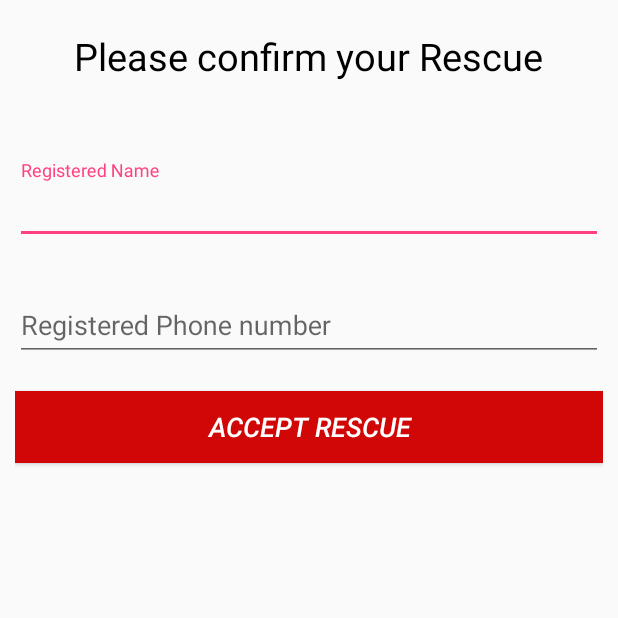
After one commit to harishpadmanabh-HP/SmartAmbulance2020, an Android app: the ApprovalActivity screen opened directly, with no data from a screen before it, on a phone screen of 412 x 824 dp, the top half of it. The commit adds this screen. Run offline under Robolectric (Android 15) with nearby library versions, the phone set to English and light mode, and no system bars; libraries missing offline, so code that uses them is left out: com.loopj.android; 4 statements that could not run were skipped.

Commit message:
new key added

```diff
--- a/app/src/debug/res/values/google_maps_api.xml
+++ b/app/src/debug/res/values/google_maps_api.xml
@@ -20,5 +20,6 @@
     Once you have your key (it starts with "AIza"), replace the "google_maps_key"
     string in this file.
     -->
-    <string name="google_maps_key" templateMergeStrategy="preserve" translatable="false">AIzaSyBvZ6ahIMwkYqkJ0m2uJV75N452JX6LcGw</string>
+    <!--AIzaSyBvZ6ahIMwkYqkJ0m2uJV75N452JX6LcGw-->
+    <string name="google_maps_key" templateMergeStrategy="preserve" translatable="false">AIzaSyAAxZVInG4uLvp8g6SKC1QcgntA6vHwE8s</string>
 </resources>
--- a/app/src/main/AndroidManifest.xml
+++ b/app/src/main/AndroidManifest.xml
@@ -57,11 +57,12 @@
         -->
         <meta-data
             android:name="com.google.android.geo.API_KEY"
-            android:value="@string/google_maps_key" />
+            android:value="AIzaSyAAxZVInG4uLvp8g6SKC1QcgntA6vHwE8s" />
 
         <activity
             android:name=".MapsActivity"
-            android:label="@string/title_activity_maps"></activity>
+            android:label="@string/title_activity_maps" />
+        <activity android:name=".ApprovalActivity"></activity>
     </application>
 
 </manifest>
--- /dev/null
+++ b/app/src/main/java/com/example/lenovo/smartambulancefinal/ApprovalActivity.java
@@ -0,0 +1,163 @@
+package com.example.lenovo.smartambulancefinal;
+
+import android.content.DialogInterface;
+import android.support.design.widget.TextInputLayout;
+import android.support.v7.app.AlertDialog;
+import android.support.v7.app.AppCompatActivity;
+import android.os.Bundle;
+import android.telephony.SmsManager;
+import android.view.View;
+import android.widget.Button;
+import android.widget.Toast;
+
+import com.google.android.gms.maps.CameraUpdateFactory;
+import com.google.android.gms.maps.model.CameraPosition;
+import com.google.android.gms.maps.model.LatLng;
+import com.google.android.gms.maps.model.MarkerOptions;
+import com.loopj.android.http.AsyncHttpClient;
+import com.loopj.android.http.AsyncHttpResponseHandler;
+import com.loopj.android.http.RequestParams;
+
+import org.json.JSONArray;
+import org.json.JSONObject;
+
+public class ApprovalActivity extends AppCompatActivity {
+
+    TextInputLayout name,phone;
+    Button accept;
+    AsyncHttpClient client,client2;
+    RequestParams params,params2;
+    String locresponse,latresponse,longresponse,accidentid,status;
+
+
+    @Override
+    protected void onCreate(Bundle savedInstanceState) {
+        super.onCreate(savedInstanceState);
+        setContentView(R.layout.activity_approval);
+
+        client=new AsyncHttpClient();
+        params=new RequestParams();
+        client2=new AsyncHttpClient();
+        params2=new RequestParams();
+
+        name=findViewById(R.id.approvalname);
+        phone=findViewById(R.id.approvalphone);
+        accept=findViewById(R.id.approve);
+
+        accept.setOnClickListener(new View.OnClickListener() {
+            @Override
+            public void onClick(View v) {
+
+
+                final String names=name.getEditText().getText().toString();
+                final String phones=phone.getEditText().getText().toString();
+
+                if(!names.equalsIgnoreCase("")&&(!phones.equalsIgnoreCase("")))
+                {
+
+                    client.get("http://srishti-systems.info/projects/smartambulance/view_location.php",params,new AsyncHttpResponseHandler(){
+                        @Override
+                        public void onSuccess(String content) {
+                            super.onSuccess(content);
+                            try{
+
+                                JSONObject jsonObject=new JSONObject(content);
+
+                                String stat=jsonObject.getString("status");
+                                if(stat.equalsIgnoreCase("success"))
+                                {
+
+                                    JSONArray jsonArray=jsonObject.getJSONArray("Accident Location");
+                                    for (int i = 0; i < jsonArray.length(); i++) {
+                                        final JSONObject obj = jsonArray.getJSONObject(i);
+
+                                        accidentid=obj.getString("id");
+                                        latresponse=obj.getString("lat");
+                                        longresponse=obj.getString("log");
+                                        locresponse=obj.getString("location");
+                                        status=obj.getString("status");
+
+
+                                           params2.put("id",accidentid);
+                                           params2.put("driver",phones);
+                                           params2.put("name",names);
+
+                                           client2.get("http://srishti-systems.info/projects/smartambulance/approve.php?",params2,new AsyncHttpResponseHandler(){
+                                               @Override
+                                               public void onSuccess(String content) {
+                                                   super.onSuccess(content);
+
+
+                                                   try{
+
+                                                       JSONObject objectapprove =new JSONObject(content);
+                                                       String s=objectapprove.getString("status");
+
+                                                       if (s.equalsIgnoreCase("success"))
+                                                       {
+                                                           AlertDialog.Builder AB = new AlertDialog.Builder(ApprovalActivity.this);
+                                                           AB.setMessage("You have accepted this rescue . We Thank you for your effort. ").setCancelable(false).setPositiveButton("OK", new DialogInterface.OnClickListener() {
+                                                               @Override
+                                                               public void onClick(DialogInterface dialog, int which) {
+
+                                                                  dialog.cancel();
+
+                                                               }
+                                                           }).setNegativeButton("No", new DialogInterface.OnClickListener() {
+                                                               @Override
+                                                               public void onClick(DialogInterface dialog, int which) {
+                                                                   dialog.cancel();
+                                                               }
+                                                           });
+                                                           AlertDialog A = AB.create();
+                                                           A.setTitle("ACCEPT RESCUE");
+                                                           A.show();
+
+
+                                                       }
+
+
+                                                   }catch (Exception e)
+                                                   {
+                                                       Toast.makeText(ApprovalActivity.this, ""+e, Toast.LENGTH_SHORT).show();
+                                                   }
+
+
+
+
+                                               }
+                                           });
+
+
+
+
+
+                                    }
+
+
+                                }else
+                                {
+                                    Toast.makeText(ApprovalActivity.this, "Could'nt fetch location .", Toast.LENGTH_SHORT).show();
+                                }
+
+                            }catch (Exception e)
+                            {
+                                Toast.makeText(ApprovalActivity.this, ""+e, Toast.LENGTH_SHORT).show();
+                            }
+                        }
+                    });
+
+
+
+                }else
+                {
+                    Toast.makeText(ApprovalActivity.this, "Please enter credntials.", Toast.LENGTH_SHORT).show();
+                }
+
+
+
+            }
+        });
+
+    }
+}
--- a/app/src/main/java/com/example/lenovo/smartambulancefinal/DriverLogin.java
+++ b/app/src/main/java/com/example/lenovo/smartambulancefinal/DriverLogin.java
@@ -80,10 +80,10 @@ public class DriverLogin extends AppCompatActivity {
 
                                 ed.commit();
 
-//                                Intent i=new Intent(DriverLogin.this,DriverHome.class);
-//                                startActivity(i);
+                                Intent i=new Intent(DriverLogin.this,DriverHome.class);
+                                startActivity(i);
 
-                                Toast.makeText(DriverLogin.this, "You have signed in . You will be notified when an accident is reported ", Toast.LENGTH_SHORT).show();
+                               // Toast.makeText(DriverLogin.this, "You have signed in . You will be notified when an accident is reported ", Toast.LENGTH_SHORT).show();
 
 
                             }
--- /dev/null
+++ b/app/src/main/res/layout/activity_approval.xml
@@ -0,0 +1,62 @@
+<?xml version="1.0" encoding="utf-8"?>
+<LinearLayout xmlns:android="http://schemas.android.com/apk/res/android"
+    xmlns:app="http://schemas.android.com/apk/res-auto"
+    xmlns:tools="http://schemas.android.com/tools"
+    android:layout_width="match_parent"
+    android:layout_height="match_parent"
+    android:orientation="vertical"
+    android:padding="10dp"
+    tools:context=".ApprovalActivity">
+
+    <TextView
+        android:layout_width="wrap_content"
+        android:layout_height="wrap_content"
+        android:text="Please confirm your Rescue"
+        android:textColor="#000"
+        android:textSize="25dp"
+        android:layout_gravity="center"
+        android:layout_marginTop="10dp"
+        />
+    <android.support.design.widget.TextInputLayout
+        android:layout_width="match_parent"
+        android:layout_height="wrap_content"
+        android:id="@+id/approvalname"
+        android:layout_marginTop="52dp"
+        >
+        <android.support.design.widget.TextInputEditText
+            android:layout_width="match_parent"
+            android:layout_height="wrap_content"
+            android:hint="Registered Name"
+            android:textColorHint="#d10606"
+            android:textColor="#000"
+            />
+    </android.support.design.widget.TextInputLayout>
+    <android.support.design.widget.TextInputLayout
+        android:layout_width="match_parent"
+        android:layout_height="wrap_content"
+        android:id="@+id/approvalphone"
+        android:layout_marginTop="22dp"
+        >
+        <android.support.design.widget.TextInputEditText
+            android:layout_width="match_parent"
+            android:layout_height="wrap_content"
+            android:hint="Registered Phone number"
+            android:textColorHint="#d10606"
+            android:textColor="#000"
+            />
+    </android.support.design.widget.TextInputLayout>
+
+    <Button
+        android:layout_width="match_parent"
+        android:layout_height="wrap_content"
+        android:background="#d10606"
+        android:textColor="#fff"
+        android:text="ACCEPT RESCUE"
+        android:textSize="18dp"
+        android:textStyle="italic"
+        android:layout_marginTop="20dp"
+        android:id="@+id/approve"
+
+        />
+
+</LinearLayout>
--- a/app/src/main/res/layout/activity_maps.xml
+++ b/app/src/main/res/layout/activity_maps.xml
@@ -13,4 +13,6 @@
     android:layout_height="match_parent"
     tools:context=".MapsActivity" />
 
+
+
 </LinearLayout>
--- a/build.gradle
+++ b/build.gradle
@@ -7,7 +7,7 @@ buildscript {
         jcenter()
     }
     dependencies {
-        classpath 'com.android.tools.build:gradle:3.1.3'
+        classpath 'com.android.tools.build:gradle:3.4.1'
         classpath 'com.google.gms:google-services:4.0.1'
 
         // NOTE: Do not place your application dependencies here; they belong
```
Also changed, not shown: app/src/main/java/com/example/lenovo/smartambulancefinal/Firbasemessagingservice.java (+12 -1 lines), app/src/main/java/com/example/lenovo/smartambulancefinal/MainActivity.java (+32 -25 lines), app/src/main/java/com/example/lenovo/smartambulancefinal/MapsActivity.java (+7 -2 lines), app/src/main/java/com/example/lenovo/smartambulancefinal/ViewHospitals.java (+27 -6 lines), app/src/main/res/layout/activity_driver_home.xml (+26 -1 lines), app/src/main/res/layout/activity_driver_login.xml (+12 -10 lines), app/src/main/res/layout/activity_view_hospitals.xml (+14 -20 lines), app/src/main/res/layout/lviewhospxml.xml (+43 -22 lines), app/src/main/res/drawable/amb.jpg (added), gradle/wrapper/gradle-wrapper.properties.
